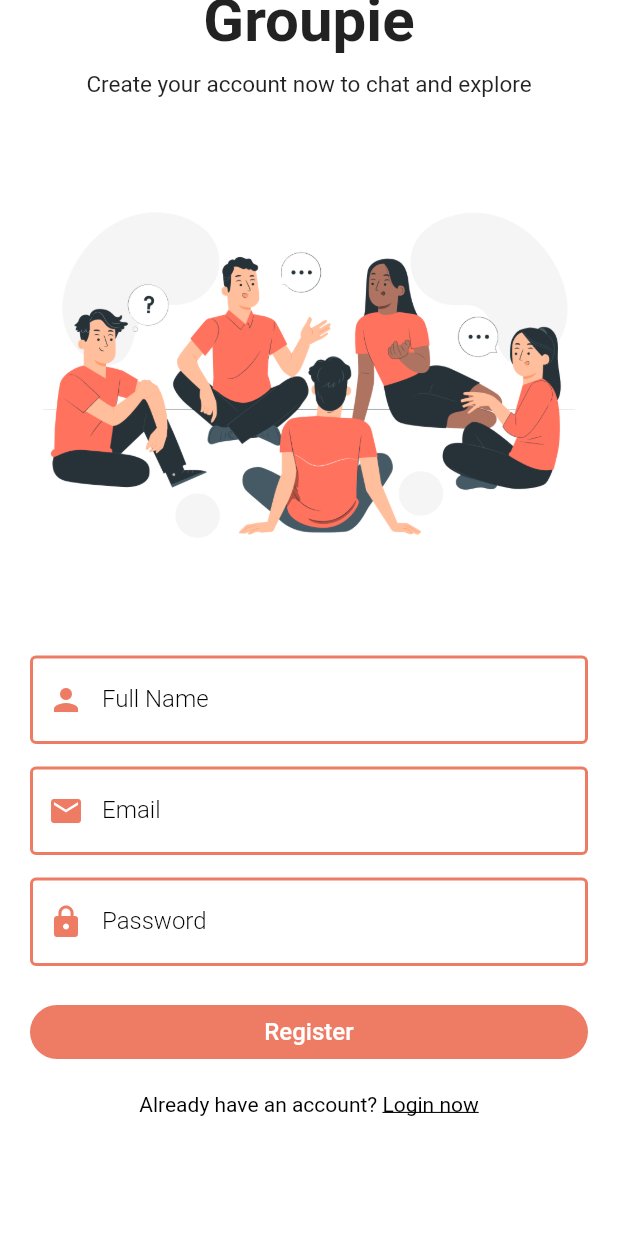
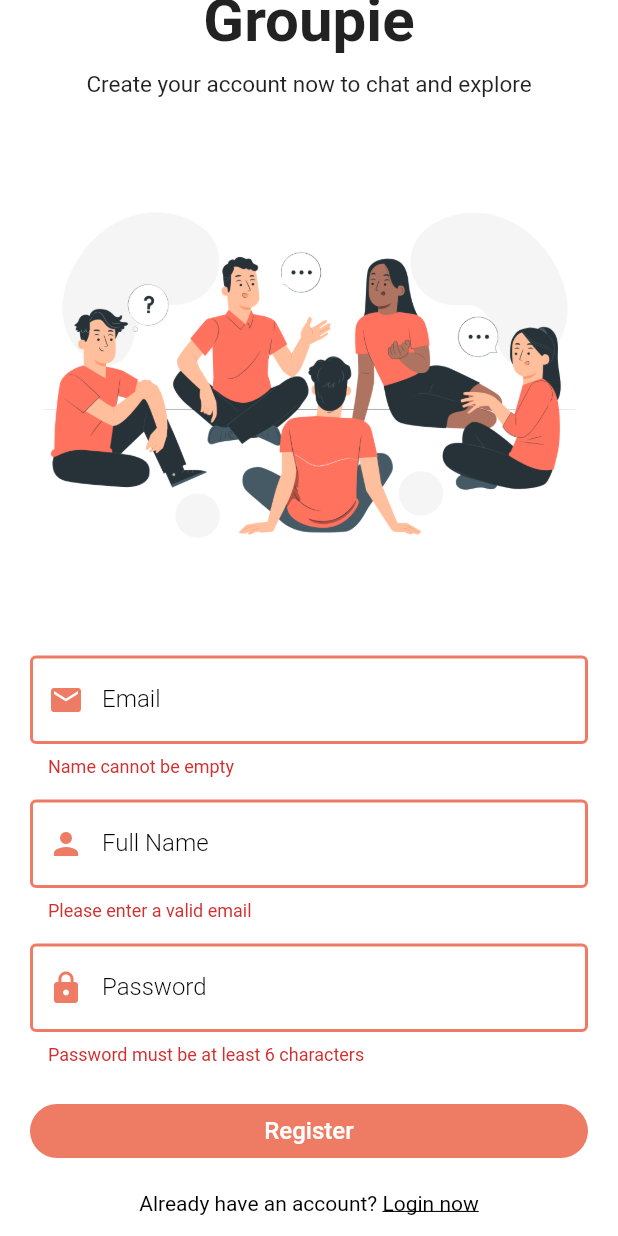
Before and after one commit to itsmohsin/chatapp_firebase, a Flutter app: the RegisterPage screen opened directly, scrolled down 90 dp, after a tap on "Register", on a phone screen of 412 x 824 dp. Run offline on Flutter 3.47's test engine with Material 2 defaults, Android fonts, the phone set to English and light mode, and no system bars; our stand-ins replace cloud_firestore, firebase_auth, firebase_core, shared_preferences; accounts and stored records are empty.

```diff
--- a/lib/main.dart
+++ b/lib/main.dart
@@ -3,7 +3,7 @@ import 'package:chatapp_firebase/shared/constants.dart';
 import 'package:firebase_core/firebase_core.dart';
 import 'package:flutter/material.dart';
 import 'package:flutter/foundation.dart';
-import 'pages/auth/home_page.dart';
+import 'pages/home_page.dart';
 import 'pages/auth/login_page.dart';
 
 void main() async {
@@ -42,7 +42,9 @@ class _MyAppState extends State<MyApp> {
   getUserLoggedInStatus() async {
     await HelperFunctions.getUserLoggedInStatus().then((value) {
       if (value != null) {
-        _isSignedIn = value;
+        setState(() {
+          _isSignedIn = value;
+        });
       }
     });
   }
--- a/lib/pages/auth/register_page.dart
+++ b/lib/pages/auth/register_page.dart
@@ -1,6 +1,9 @@
+import 'package:chatapp_firebase/helper/helper_function.dart';
+import 'package:chatapp_firebase/pages/home_page.dart';
 import 'package:flutter/gestures.dart';
 import 'package:flutter/material.dart';
 
+import '../../service/auth_service.dart';
 import '../../widgets/widgets.dart';
 import 'login_page.dart';
 
@@ -12,17 +15,24 @@ class RegisterPage extends StatefulWidget {
 }
 
 class _RegisterPageState extends State<RegisterPage> {
+  bool _isLoading = false;
   final formKey = GlobalKey<FormState>();
   String fullName = "";
   String email = "";
   String password = "";
+  AuthService authService = AuthService();
 
   @override
   Widget build(BuildContext context) {
     return Scaffold(
-        body: SingleChildScrollView(
+        body: _isLoading
+            ? Center(
+                child: CircularProgressIndicator(
+                    color: Theme.of(context).primaryColor))
+            : SingleChildScrollView(
                 child: Padding(
-        padding: const EdgeInsets.symmetric(horizontal: 20, vertical: 80),
+                  padding:
+                      const EdgeInsets.symmetric(horizontal: 20, vertical: 80),
                   child: Form(
                     key: formKey,
                     child: Column(
@@ -31,12 +41,38 @@ class _RegisterPageState extends State<RegisterPage> {
                       children: [
                         const Text(
                           'Groupie',
-                style: TextStyle(fontSize: 40, fontWeight: FontWeight.bold),
+                          style: TextStyle(
+                              fontSize: 40, fontWeight: FontWeight.bold),
                         ),
                         const SizedBox(height: 10),
-              const Text("Create your account now to chat and explore",
-                  style: TextStyle(fontSize: 15, fontWeight: FontWeight.w400)),
+                        const Text(
+                            "Create your account now to chat and explore",
+                            style: TextStyle(
+                                fontSize: 15, fontWeight: FontWeight.w400)),
                         Image.asset("assets/register.png"),
+                        TextFormField(
+                          decoration: textInputDecoration.copyWith(
+                              labelText: "Email",
+                              prefixIcon: Icon(
+                                Icons.email,
+                                color: Theme.of(context).primaryColor,
+                              )),
+                          onChanged: (val) {
+                            setState(() {
+                              fullName = val;
+                              print(val);
+                            });
+                          },
+                          // Check the validation status
+                          validator: (val) {
+                            if (val!.isNotEmpty) {
+                              return null;
+                            } else {
+                              return "Name cannot be empty";
+                            }
+                          },
+                        ),
+                        const SizedBox(height: 15),
                         TextFormField(
                           decoration: textInputDecoration.copyWith(
                               labelText: "Full Name",
@@ -58,31 +94,6 @@ class _RegisterPageState extends State<RegisterPage> {
                                     .hasMatch(val!)
                                 ? null
                                 : "Please enter a valid email";
-                },
-              ),
-              const SizedBox(
-                height: 15,
-              ),
-              TextFormField(
-                decoration: textInputDecoration.copyWith(
-                    labelText: "Email",
-                    prefixIcon: Icon(
-                      Icons.email,
-                      color: Theme.of(context).primaryColor,
-                    )),
-                onChanged: (val) {
-                  setState(() {
-                    fullName = val;
-                    print(val);
-                  });
-                },
-                // Check the validation status
-                validator: (val) {
-                  if (val!.isNotEmpty) {
-                    return null;
-                  } else {
-                    return "Name cannot be empty";
-                  }
                           },
                         ),
                         const SizedBox(height: 15),
@@ -118,7 +129,8 @@ class _RegisterPageState extends State<RegisterPage> {
                                     borderRadius: BorderRadius.circular(30))),
                             child: const Text(
                               "Register",
-                    style: TextStyle(color: Colors.white, fontSize: 16),
+                              style:
+                                  TextStyle(color: Colors.white, fontSize: 16),
                             ),
                             onPressed: () {
                               register();
@@ -128,7 +140,8 @@ class _RegisterPageState extends State<RegisterPage> {
                         const SizedBox(height: 16),
                         Text.rich(TextSpan(
                             text: "Already have an account? ",
-                  style: const TextStyle(color: Colors.black, fontSize: 14),
+                            style: const TextStyle(
+                                color: Colors.black, fontSize: 14),
                             children: <TextSpan>[
                               TextSpan(
                                   text: "Login now",
@@ -147,5 +160,27 @@ class _RegisterPageState extends State<RegisterPage> {
               ));
   }
 
-  register() {}
+  register() async {
+    if (formKey.currentState!.validate()) {
+      setState(() {
+        _isLoading = true;
+      });
+      await authService
+          .registerUserWithEmailandPassword(fullName, email, password)
+          .then((value) async {
+        if (value == true) {
+          //saving the shared preference state
+          await HelperFunctions.saveUserLoggedInStatus(true);
+          await HelperFunctions.saveUserEmailSF(email);
+          await HelperFunctions.saveUserNameSF(fullName);
+          nextScreenReplace(context, const HomePage());
+        } else {
+          showSnackbar(context, Colors.red, value);
+          setState(() {
+            _isLoading = false;
+          });
         }
+      });
+    }
+  }
+}
--- /dev/null
+++ b/lib/service/database_service.dart
@@ -0,0 +1,23 @@
+import 'package:cloud_firestore/cloud_firestore.dart';
+
+class DatabaseService {
+  final String? uid;
+  DatabaseService({this.uid});
+
+  //updating the userdata
+  final CollectionReference userCollection =
+      FirebaseFirestore.instance.collection("users");
+  final CollectionReference groupCOllocation =
+      FirebaseFirestore.instance.collection("groups");
+
+  // updating the userdata
+  Future updateUserData(String fullname, String email) async {
+    return await userCollection.doc(uid).set({
+      "fullName": fullname,
+      "email": email,
+      "groups": [],
+      "profilePic": "",
+      "uid": uid,
+    });
+  }
+}
```
Also changed, not shown: lib/helper/helper_function.dart (+14 -0 lines), lib/pages/home_page.dart (renamed from lib/pages/auth/home_page.dart, +10 -2 lines), lib/service/auth_service.dart (added, +38 -0 lines), lib/widgets/widgets.dart (+12 -0 lines). Lines whose indentation alone changed are shown as unchanged.
